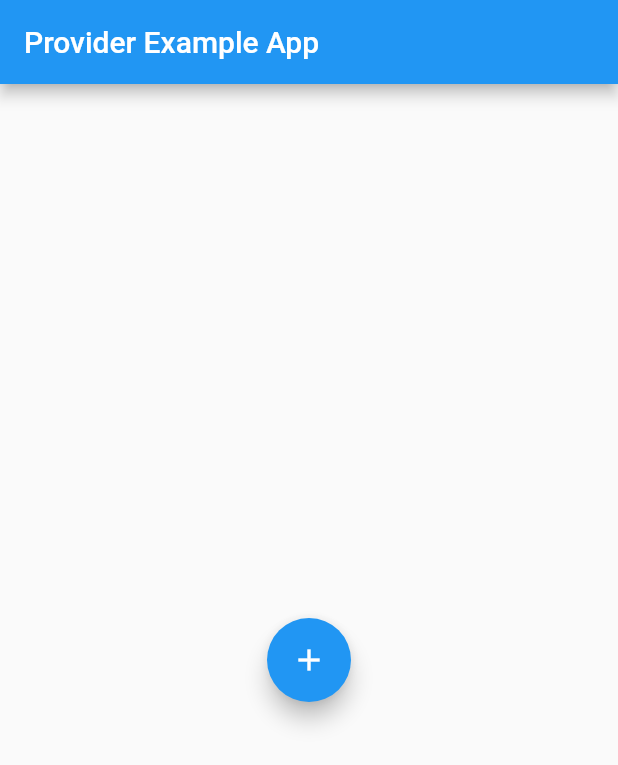
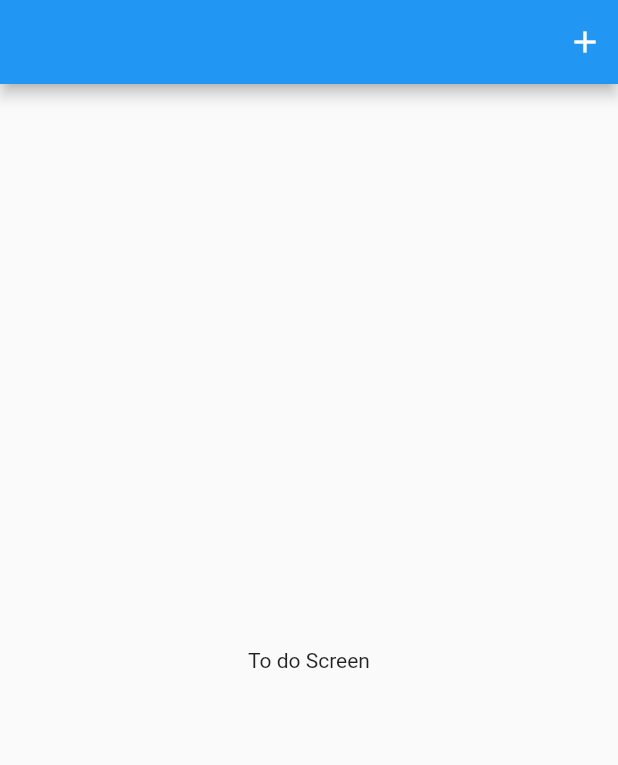
Before and after one commit to muhyasin89/YoutubeFlutterTestCase, a Flutter app: the screen it shows after launch, on a phone screen of 412 x 824 dp. Shown: the top 765 px of the screen. Run offline on Flutter 3.47's test engine with Material 2 defaults, Android fonts, the phone set to English and light mode, and no system bars.

Commit message:
[todos/1]first init

```diff
--- /dev/null
+++ b/lib/constants/variable.dart
@@ -0,0 +1,2 @@
+const ADD_TODO_ROUTE = "/todo/add";
+const EDIT_TODO_ROUTE = "/todo/edit";
--- a/lib/main.dart
+++ b/lib/main.dart
@@ -1,21 +1,23 @@
 import 'package:flutter/material.dart';
-import './screen/home_screen.dart';
+import 'package:youtube_flutter_test_case/presentation/router.dart';
+import 'package:youtube_flutter_test_case/presentation/screens/todos_screen.dart';
 
 void main() {
-  runApp(const MyApp());
+  runApp(Todo(
+    router: AppRouter(),
+  ));
 }
 
-class MyApp extends StatelessWidget {
-  const MyApp({Key? key}) : super(key: key);
+class Todo extends StatelessWidget {
+  final AppRouter router;
 
+  const Todo({super.key, required this.router});
   // This widget is the root of your application.
   @override
   Widget build(BuildContext context) {
     return MaterialApp(
-        title: 'Flutter Demo',
-        theme: ThemeData(
-          primarySwatch: Colors.blue,
-        ),
-        home: MyHomeScreen());
+      debugShowCheckedModeBanner: false,
+      onGenerateRoute: router.generateRoute,
+    );
   }
 }
--- /dev/null
+++ b/lib/presentation/router.dart
@@ -0,0 +1,22 @@
+import 'package:flutter/cupertino.dart';
+import 'package:flutter/material.dart';
+import 'package:youtube_flutter_test_case/constants/variable.dart';
+import 'package:youtube_flutter_test_case/presentation/screens/add_todo_screen.dart';
+import 'package:youtube_flutter_test_case/presentation/screens/edit_todo_screen.dart';
+import 'package:youtube_flutter_test_case/presentation/screens/page_404.dart';
+import 'package:youtube_flutter_test_case/presentation/screens/todos_screen.dart';
+
+class AppRouter {
+  Route generateRoute(RouteSettings settings) {
+    switch (settings.name) {
+      case "/":
+        return MaterialPageRoute(builder: (_) => TodoScreen());
+      case EDIT_TODO_ROUTE:
+        return MaterialPageRoute(builder: (_) => EditTodoScreen());
+      case ADD_TODO_ROUTE:
+        return MaterialPageRoute(builder: (_) => AddTodoScreen());
+      default:
+        return MaterialPageRoute(builder: (_) => page404());
+    }
+  }
+}
--- /dev/null
+++ b/lib/presentation/screens/todos_screen.dart
@@ -0,0 +1,22 @@
+import 'package:flutter/material.dart';
+import 'package:youtube_flutter_test_case/constants/variable.dart';
+import 'package:youtube_flutter_test_case/presentation/router.dart';
+
+class TodoScreen extends StatelessWidget {
+  @override
+  Widget build(BuildContext context) {
+    return Scaffold(
+        appBar: AppBar(
+          actions: [
+            InkWell(
+              onTap: () => Navigator.pushNamed(context, ADD_TODO_ROUTE),
+              child: Padding(
+                  padding: const EdgeInsets.all(10.0), child: Icon(Icons.add)),
+            ),
+          ],
+        ),
+        body: Center(
+          child: Text("To do Screen"),
+        ));
+  }
+}
--- a/lib/screen/home_screen.dart
+++ /dev/null
@@ -1,31 +0,0 @@
-import 'package:flutter/material.dart';
-
-class MyHomeScreen extends StatelessWidget {
-  @override
-  Widget build(BuildContext context) {
-    return Scaffold(
-      appBar: AppBar(
-        title: Text('Provider Example App'),
-      ),
-      body: Center(
-        child: Column(
-          mainAxisSize: MainAxisSize.min,
-          children: [
-            SizedBox(
-              width: 10,
-            ),
-            FloatingActionButton(
-              onPressed: () => {},
-              key: Key('increment_floatingActionButton'),
-              tooltip: 'Increment',
-              child: Icon(Icons.add),
-            ),
-            SizedBox(
-              width: 10,
-            ),
-          ],
-        ),
-      ),
-    );
-  }
-}
```
Also changed, not shown: lib/presentation/screens/add_todo_screen.dart (added, +14 -0 lines), lib/presentation/screens/edit_todo_screen.dart (added, +12 -0 lines), lib/presentation/screens/page_404.dart (added, +13 -0 lines), 2 other files.
